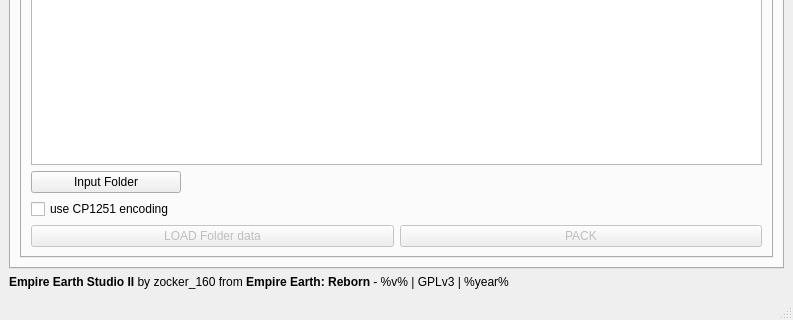
Qt form src/ui/ui/mainWindow.ui (EE-modders/Empire-Earth-Studio-2) before a commit; both pictures show x 0 to 793 and y 332 to 652 of the 793 by 652 pixel window.
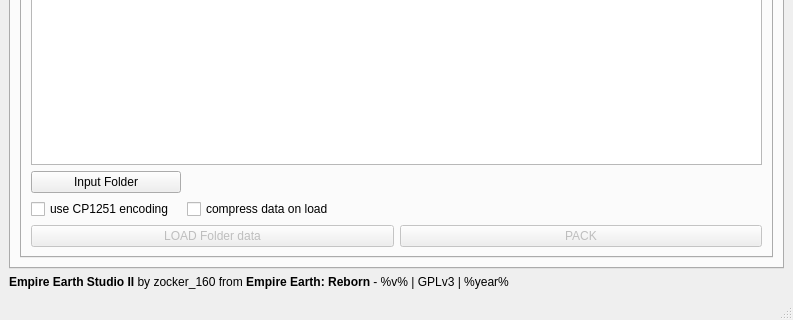
The same form after that commit. The open tabs and pages were chosen to show the change. Icons and pictures are not drawn. Custom widgets are drawn as their Qt base class.

Diff of the .ui file:
```diff
--- a/src/ui/ui/mainWindow.ui
+++ b/src/ui/ui/mainWindow.ui
@@ -528,6 +528,13 @@
                 </property>
                </widget>
               </item>
+              <item row="1" column="1">
+               <widget class="QCheckBox" name="subtab_pack_compress">
+                <property name="text">
+                 <string>compress data on load</string>
+                </property>
+               </widget>
+              </item>
              </layout>
             </item>
             <item>
```
